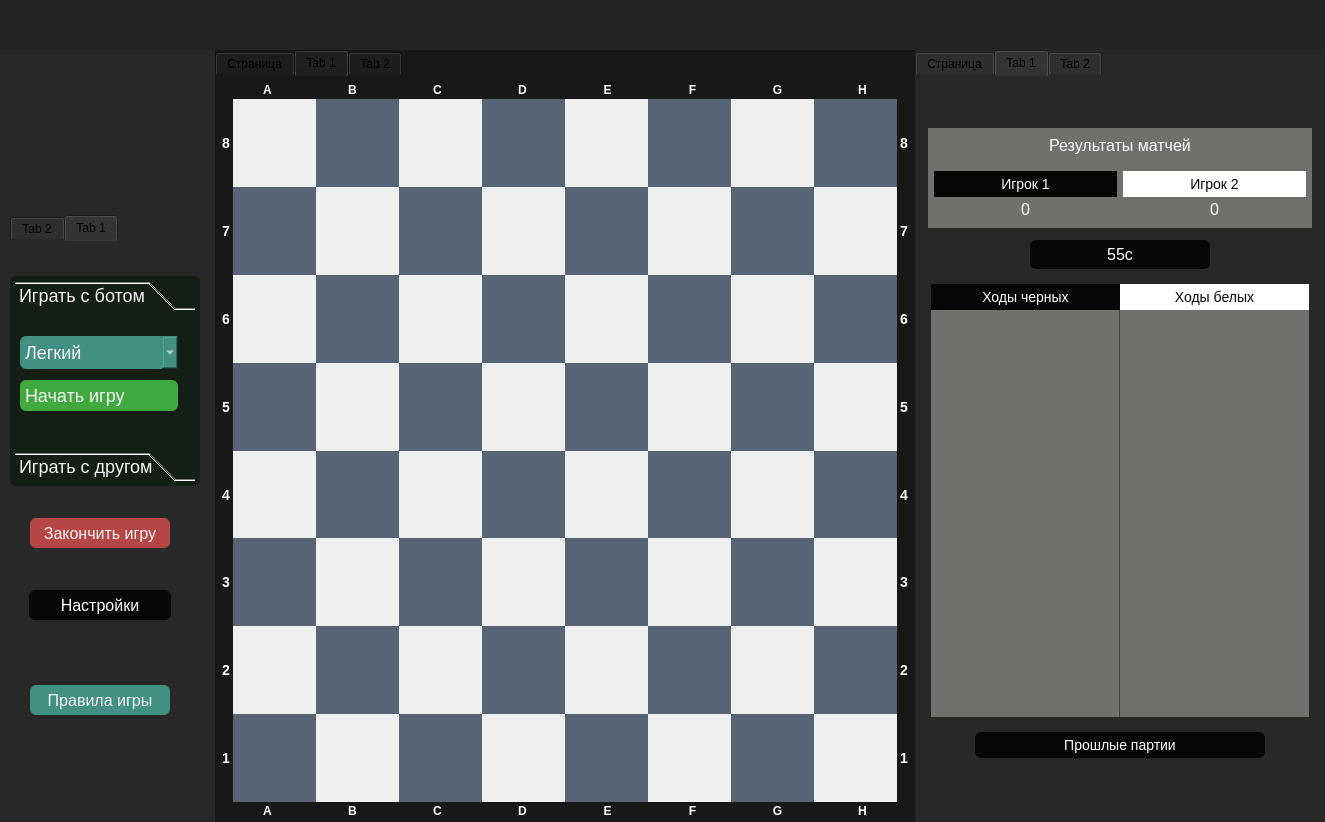
Old version of the form main.ui in the repository Artemdjdj/checker.
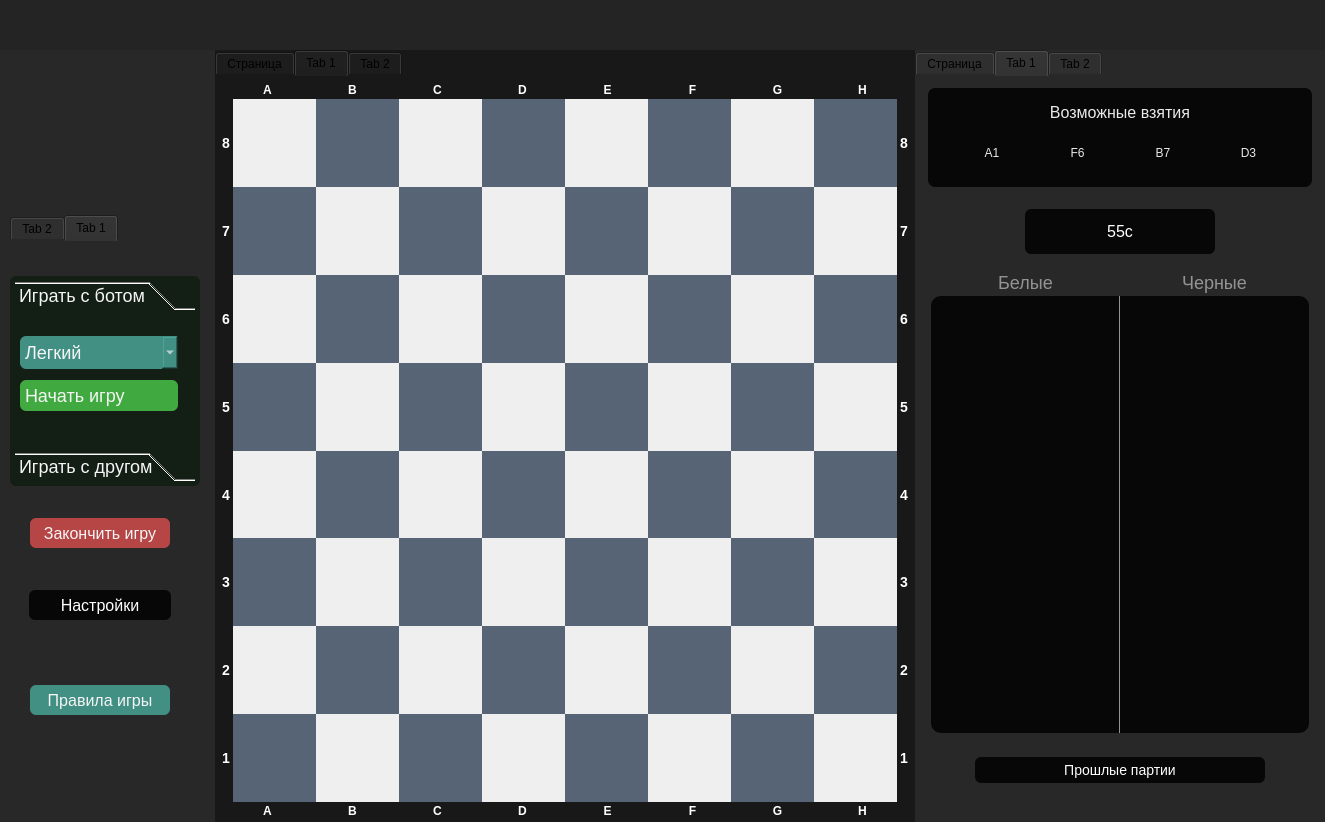
New version of the form. The open tabs and pages were chosen to show the change. Icons and pictures are not drawn.

```diff
--- a/main.ui
+++ b/main.ui
@@ -12,7 +12,7 @@
   </property>
   <property name="minimumSize">
    <size>
-    <width>1165</width>
+    <width>1250</width>
     <height>820</height>
    </size>
   </property>
@@ -4340,39 +4340,11 @@
                 <property name="rightMargin">
                  <number>10</number>
                 </property>
-                <item>
-                 <spacer name="verticalSpacer_6">
-                  <property name="orientation">
-                   <enum>Qt::Orientation::Vertical</enum>
-                  </property>
-                  <property name="sizeType">
-                   <enum>QSizePolicy::Policy::Fixed</enum>
-                  </property>
-                  <property name="sizeHint" stdset="0">
-                   <size>
-                    <width>20</width>
-                    <height>40</height>
-                   </size>
-                  </property>
-                 </spacer>
-                </item>
                 <item>
                  <widget class="QFrame" name="frame_20">
-                  <property name="minimumSize">
-                   <size>
-                    <width>215</width>
-                    <height>100</height>
-                   </size>
-                  </property>
-                  <property name="maximumSize">
-                   <size>
-                    <width>545</width>
-                    <height>120</height>
-                   </size>
-                  </property>
                   <property name="styleSheet">
-                   <string notr="true">background-color:rgb(112, 112, 108);
-color:rgb(255, 255, 255);
+                   <string notr="true">background-color:rgb(7,7,7);
+border-radius:7px;
 </string>
                   </property>
                   <property name="frameShape">
@@ -4381,29 +4353,19 @@
                   <property name="frameShadow">
                    <enum>QFrame::Shadow::Raised</enum>
                   </property>
-                  <layout class="QVBoxLayout" name="verticalLayout_20">
-                   <property name="spacing">
-                    <number>8</number>
-                   </property>
-                   <property name="leftMargin">
-                    <number>0</number>
-                   </property>
-                   <property name="topMargin">
-                    <number>0</number>
-                   </property>
-                   <property name="rightMargin">
-                    <number>0</number>
-                   </property>
-                   <property name="bottomMargin">
-                    <number>0</number>
-                   </property>
+                  <layout class="QVBoxLayout" name="verticalLayout_16">
                    <item>
-                    <widget class="QLabel" name="label_26">
+                    <widget class="QLabel" name="label_24">
                      <property name="styleSheet">
-                      <string notr="true">font-size:16px;</string>
+                      <string notr="true">
+color:rgb(234, 234, 234);
+font-weight:300px;
+font-size:16px;
+
+</string>
                      </property>
                      <property name="text">
-                      <string>Результаты матчей</string>
+                      <string>Возможные взятия</string>
                      </property>
                      <property name="alignment">
                       <set>Qt::AlignmentFlag::AlignCenter</set>
@@ -4411,144 +4373,94 @@
                     </widget>
                    </item>
                    <item>
-                    <layout class="QHBoxLayout" name="horizontalLayout_10">
-                     <property name="spacing">
-                      <number>0</number>
+                    <widget class="QFrame" name="frame_21">
+                     <property name="frameShape">
+                      <enum>QFrame::Shape::StyledPanel</enum>
                      </property>
-                     <item>
-                      <widget class="QFrame" name="frame_21">
-                       <property name="styleSheet">
-                        <string notr="true">border:none;
+                     <property name="frameShadow">
+                      <enum>QFrame::Shadow::Raised</enum>
+                     </property>
+                     <layout class="QHBoxLayout" name="horizontalLayout_10">
+                      <item>
+                       <widget class="QPushButton" name="pushButton_4">
+                        <property name="styleSheet">
+                         <string notr="true">color:rgb(232, 232, 232);
 </string>
-                       </property>
-                       <property name="frameShape">
-                        <enum>QFrame::Shape::StyledPanel</enum>
-                       </property>
-                       <property name="frameShadow">
-                        <enum>QFrame::Shadow::Raised</enum>
-                       </property>
-                       <layout class="QVBoxLayout" name="verticalLayout_21">
-                        <property name="spacing">
-                         <number>0</number>
                         </property>
-                        <property name="leftMargin">
-                         <number>0</number>
+                        <property name="text">
+                         <string>A1</string>
                         </property>
-                        <property name="topMargin">
-                         <number>0</number>
+                        <property name="icon">
+                         <iconset resource="resource.qrc">
+                          <normaloff>:/icons/icons/white_figure_default.png</normaloff>:/icons/icons/white_figure_default.png</iconset>
                         </property>
-                        <property name="rightMargin">
-                         <number>0</number>
+                       </widget>
+                      </item>
+                      <item>
+                       <widget class="QPushButton" name="pushButton">
+                        <property name="styleSheet">
+                         <string notr="true">color:rgb(232, 232, 232);</string>
                         </property>
-                        <property name="bottomMargin">
-                         <number>0</number>
+                        <property name="text">
+                         <string>F6</string>
                         </property>
-                        <item>
-                         <widget class="QLabel" name="label_27">
-                          <property name="styleSheet">
-                           <string notr="true">background-color:rgb(7,7,7);
-color:rgb(255, 255, 255);
-padding:5px;
-font-size:14px;
-border:none;
-
-</string>
-                          </property>
-                          <property name="text">
-                           <string>Игрок 1</string>
-                          </property>
-                          <property name="alignment">
-                           <set>Qt::AlignmentFlag::AlignCenter</set>
-                          </property>
-                         </widget>
-                        </item>
-                        <item>
-                         <widget class="QLabel" name="label_28">
-                          <property name="styleSheet">
-                           <string notr="true">font-size:16px;
-border:none
-</string>
-                          </property>
-                          <property name="text">
-                           <string>0</string>
-                          </property>
-                          <property name="alignment">
-                           <set>Qt::AlignmentFlag::AlignCenter</set>
-                          </property>
-                         </widget>
-                        </item>
-                       </layout>
-                      </widget>
-                     </item>
-                     <item>
-                      <widget class="QFrame" name="frame_22">
-                       <property name="styleSheet">
-                        <string notr="true">border:none;</string>
-                       </property>
-                       <property name="frameShape">
-                        <enum>QFrame::Shape::StyledPanel</enum>
-                       </property>
-                       <property name="frameShadow">
-                        <enum>QFrame::Shadow::Raised</enum>
-                       </property>
-                       <layout class="QVBoxLayout" name="verticalLayout_22">
-                        <property name="spacing">
-                         <number>0</number>
+                        <property name="icon">
+                         <iconset resource="resource.qrc">
+                          <normaloff>:/icons/icons/white_figure.png</normaloff>:/icons/icons/white_figure.png</iconset>
                         </property>
-                        <property name="leftMargin">
-                         <number>0</number>
+                       </widget>
+                      </item>
+                      <item>
+                       <widget class="QPushButton" name="pushButton_2">
+                        <property name="styleSheet">
+                         <string notr="true">color:rgb(232, 232, 232);</string>
                         </property>
-                        <property name="topMargin">
-                         <number>0</number>
+                        <property name="text">
+                         <string>B7</string>
                         </property>
-                        <property name="rightMargin">
-                         <number>0</number>
+                        <property name="icon">
+                         <iconset resource="resource.qrc">
+                          <normaloff>:/icons/icons/white_figure_default.png</normaloff>:/icons/icons/white_figure_default.png</iconset>
                         </property>
-                        <property name="bottomMargin">
-                         <number>0</number>
-                        </property>
-                        <item>
-                         <widget class="QLabel" name="label_29">
-                          <property name="styleSheet">
-                           <string notr="true">background-color:rgb(255, 255, 255);
-color:rgb(7,7,7);
-padding:5px;
-font-size:14px;
-border:none;
-
+                       </widget>
+                      </item>
+                      <item>
+                       <widget class="QPushButton" name="pushButton_3">
+                        <property name="styleSheet">
+                         <string notr="true">color:rgb(232, 232, 232);
 </string>
-                          </property>
-                          <property name="text">
-                           <string>Игрок 2</string>
-                          </property>
-                          <property name="alignment">
-                           <set>Qt::AlignmentFlag::AlignCenter</set>
-                          </property>
-                         </widget>
-                        </item>
-                        <item>
-                         <widget class="QLabel" name="label_30">
-                          <property name="styleSheet">
-                           <string notr="true">font-size:16px;
-border:none;
-</string>
-                          </property>
-                          <property name="text">
-                           <string>0</string>
-                          </property>
-                          <property name="alignment">
-                           <set>Qt::AlignmentFlag::AlignCenter</set>
-                          </property>
-                         </widget>
-                        </item>
-                       </layout>
-                      </widget>
-                     </item>
-                    </layout>
+                        </property>
+                        <property name="text">
+                         <string>D3</string>
+                        </property>
+                        <property name="icon">
+                         <iconset resource="resource.qrc">
+                          <normaloff>:/icons/icons/white_figure_default.png</normaloff>:/icons/icons/white_figure_default.png</iconset>
+                        </property>
+                       </widget>
+                      </item>
+                     </layout>
+                    </widget>
                    </item>
                   </layout>
                  </widget>
                 </item>
+                <item>
+                 <spacer name="verticalSpacer_6">
+                  <property name="orientation">
+                   <enum>Qt::Orientation::Vertical</enum>
+                  </property>
+                  <property name="sizeType">
+                   <enum>QSizePolicy::Policy::Fixed</enum>
+                  </property>
+                  <property name="sizeHint" stdset="0">
+                   <size>
+                    <width>20</width>
+                    <height>10</height>
+                   </size>
+                  </property>
+                 </spacer>
+                </item>
                 <item>
                  <widget class="QFrame" name="frame_23">
                   <property name="minimumSize">
@@ -4570,24 +4482,20 @@
                    <enum>QFrame::Shadow::Raised</enum>
                   </property>
                   <layout class="QHBoxLayout" name="horizontalLayout_11">
-                   <item>
-                    <spacer name="horizontalSpacer_6">
-                     <property name="orientation">
-                      <enum>Qt::Orientation::Horizontal</enum>
-                     </property>
-                     <property name="sizeType">
-                      <enum>QSizePolicy::Policy::Fixed</enum>
-                     </property>
-                     <property name="sizeHint" stdset="0">
-                      <size>
-                       <width>90</width>
-                       <height>20</height>
-                      </size>
-                     </property>
-                    </spacer>
-                   </item>
                    <item>
                     <widget class="QLabel" name="label_time">
+                     <property name="minimumSize">
+                      <size>
+                       <width>150</width>
+                       <height>40</height>
+                      </size>
+                     </property>
+                     <property name="maximumSize">
+                      <size>
+                       <width>190</width>
+                       <height>60</height>
+                      </size>
+                     </property>
                      <property name="styleSheet">
                       <string notr="true">background-color:rgb(7,7,7);
 color:rgb(255, 255, 255);
@@ -4605,22 +4513,6 @@
                      </property>
                     </widget>
                    </item>
-                   <item>
-                    <spacer name="horizontalSpacer_7">
-                     <property name="orientation">
-                      <enum>Qt::Orientation::Horizontal</enum>
-                     </property>
-                     <property name="sizeType">
-                      <enum>QSizePolicy::Policy::Fixed</enum>
-                     </property>
-                     <property name="sizeHint" stdset="0">
-                      <size>
-                       <width>90</width>
-                       <height>20</height>
-                      </size>
-                     </property>
-                    </spacer>
-                   </item>
                   </layout>
                  </widget>
                 </item>
@@ -4668,15 +4560,12 @@
                      <item>
                       <widget class="QLabel" name="label_32">
                        <property name="styleSheet">
-                        <string notr="true">font-size:14px;
-color:rgb(255, 255, 255);
-background-color:rgb(7,7,7);
-padding:5px;
-border:none;
-</string>
+                        <string notr="true">color:rgb(147, 147, 147);
+font-weight:350px;
+font-size:18px;</string>
                        </property>
                        <property name="text">
-                        <string>Ходы черных</string>
+                        <string>Белые</string>
                        </property>
                        <property name="alignment">
                         <set>Qt::AlignmentFlag::AlignCenter</set>
@@ -4686,11 +4575,15 @@
                      <item>
                       <widget class="QTextEdit" name="textEdit_4">
                        <property name="styleSheet">
-                        <string notr="true">background-color:rgb(112, 112, 108);
+                        <string notr="true">background-color:rgb(7,7,7);
 color:rgb(7,7,7);
 font-size:12px;
 border:none;
-border-right: 1px solid rgb(61, 61, 61);</string>
+border-right:1px solid rgb(147,147,147);
+border-top-left-radius: 10px;
+border-bottom-left-radius: 10px;
+border-top-right-radius: 0;
+border-bottom-right-radius: 0;</string>
                        </property>
                        <property name="readOnly">
                         <bool>true</bool>
@@ -4707,15 +4600,12 @@
                      <item>
                       <widget class="QLabel" name="label_33">
                        <property name="styleSheet">
-                        <string notr="true">font-size:14px;
-color:rgb(7,7,7);
-background-color:rgb(255,255,255);
-padding:5px;
-border:none;
-</string>
+                        <string notr="true">color:rgb(147, 147, 147);
+font-weight:350px;
+font-size:18px;</string>
                        </property>
                        <property name="text">
-                        <string>Ходы белых</string>
+                        <string>Черные</string>
                        </property>
                        <property name="alignment">
                         <set>Qt::AlignmentFlag::AlignCenter</set>
@@ -4725,10 +4615,14 @@
                      <item>
                       <widget class="QTextEdit" name="textEdit_5">
                        <property name="styleSheet">
-                        <string notr="true">background-color:rgb(112, 112, 108);
+                        <string notr="true">background-color:rgb(7,7,7);
 color:rgb(255, 255, 255);
 font-size:12px;
 border: none;
+border-top-left-radius: 0;
+border-bottom-left-radius: 0;
+border-top-right-radius: 10px;
+border-bottom-right-radius: 10px;
 </string>
                        </property>
                        <property name="readOnly">
@@ -4811,7 +4705,7 @@
                   <property name="sizeHint" stdset="0">
                    <size>
                     <width>20</width>
-                    <height>40</height>
+                    <height>5</height>
                    </size>
                   </property>
                  </spacer>
```
Left out of the diff: 17 changed lines with no effect on the pictures.
